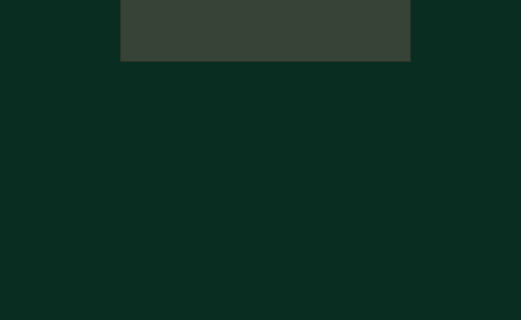
Before: the Qt Designer form ui/newupload.ui in tebuu24/Senu-kolekcionars-2025, drawn with Qt 5; both pictures show x 0 to 521 and y 530 to 850 of the 521 by 850 pixel window.
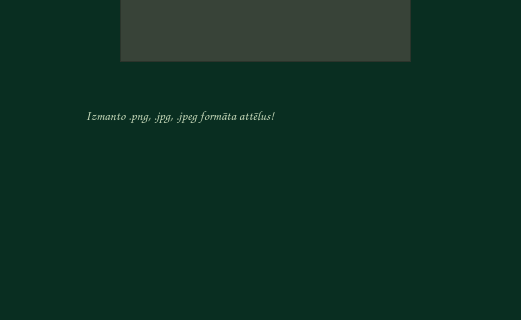
After: the same form once the commit is applied.

Diff of the .ui file:
```diff
--- a/ui/newupload.ui
+++ b/ui/newupload.ui
@@ -2,6 +2,14 @@
 <ui version="4.0">
  <class>MainWindow</class>
  <widget class="QMainWindow" name="MainWindow">
+  <property name="geometry">
+   <rect>
+    <x>0</x>
+    <y>0</y>
+    <width>521</width>
+    <height>850</height>
+   </rect>
+  </property>
   <property name="minimumSize">
    <size>
     <width>521</width>
@@ -52,57 +60,6 @@
 &lt;p align=&quot;center&quot; style=&quot; margin-top:0px; margin-bottom:0px; margin-left:0px; margin-right:0px; -qt-block-indent:0; text-indent:0px;&quot;&gt;&lt;span style=&quot; font-size:14pt; font-weight:600; color:#c7daba;&quot;&gt;Nav izvēlēts fails&lt;/span&gt;&lt;/p&gt;&lt;/body&gt;&lt;/html&gt;</string>
     </property>
    </widget>
-   <widget class="QTextBrowser" name="instructions">
-    <property name="geometry">
-     <rect>
-      <x>80</x>
-      <y>620</y>
-      <width>371</width>
-      <height>91</height>
-     </rect>
-    </property>
-    <property name="minimumSize">
-     <size>
-      <width>1</width>
-      <height>1</height>
-     </size>
-    </property>
-    <property name="maximumSize">
-     <size>
-      <width>371</width>
-      <height>192</height>
-     </size>
-    </property>
-    <property name="font">
-     <font>
-      <pointsize>12</pointsize>
-     </font>
-    </property>
-    <property name="styleSheet">
-     <string notr="true">padding: 70px 0;
-text-align: center;
-color: rgb(199, 218, 186);</string>
-    </property>
-    <property name="locale">
-     <locale language="Latvian" country="Latvia"/>
-    </property>
-    <property name="frameShape">
-     <enum>QFrame::NoFrame</enum>
-    </property>
-    <property name="frameShadow">
-     <enum>QFrame::Plain</enum>
-    </property>
-    <property name="lineWidth">
-     <number>0</number>
-    </property>
-    <property name="html">
-     <string>&lt;!DOCTYPE HTML PUBLIC &quot;-//W3C//DTD HTML 4.0//EN&quot; &quot;http://www.w3.org/TR/REC-html40/strict.dtd&quot;&gt;
-&lt;html&gt;&lt;head&gt;&lt;meta name=&quot;qrichtext&quot; content=&quot;1&quot; /&gt;&lt;style type=&quot;text/css&quot;&gt;
-p, li { white-space: pre-wrap; }
-&lt;/style&gt;&lt;/head&gt;&lt;body style=&quot; font-family:'MS Shell Dlg 2'; font-size:12pt; font-weight:400; font-style:normal;&quot;&gt;
-&lt;p align=&quot;center&quot; style=&quot;-qt-paragraph-type:empty; margin-top:0px; margin-bottom:0px; margin-left:0px; margin-right:0px; -qt-block-indent:0; text-indent:0px;&quot;&gt;&lt;br /&gt;&lt;/p&gt;&lt;/body&gt;&lt;/html&gt;</string>
-    </property>
-   </widget>
    <widget class="QPushButton" name="homebutton">
     <property name="geometry">
      <rect>
@@ -724,7 +681,7 @@
     <property name="geometry">
      <rect>
       <x>60</x>
-      <y>740</y>
+      <y>720</y>
       <width>401</width>
       <height>61</height>
      </rect>
@@ -937,6 +894,199 @@
      <string/>
     </property>
    </widget>
+   <widget class="QLabel" name="instructionlabel_2">
+    <property name="geometry">
+     <rect>
+      <x>80</x>
+      <y>620</y>
+      <width>371</width>
+      <height>51</height>
+     </rect>
+    </property>
+    <property name="minimumSize">
+     <size>
+      <width>261</width>
+      <height>41</height>
+     </size>
+    </property>
+    <property name="maximumSize">
+     <size>
+      <width>43657</width>
+      <height>16777215</height>
+     </size>
+    </property>
+    <property name="palette">
+     <palette>
+      <active>
+       <colorrole role="WindowText">
+        <brush brushstyle="SolidPattern">
+         <color alpha="255">
+          <red>199</red>
+          <green>218</green>
+          <blue>186</blue>
+         </color>
+        </brush>
+       </colorrole>
+       <colorrole role="Button">
+        <brush brushstyle="SolidPattern">
+         <color alpha="255">
+          <red>9</red>
+          <green>46</green>
+          <blue>33</blue>
+         </color>
+        </brush>
+       </colorrole>
+       <colorrole role="Text">
+        <brush brushstyle="SolidPattern">
+         <color alpha="255">
+          <red>199</red>
+          <green>218</green>
+          <blue>186</blue>
+         </color>
+        </brush>
+       </colorrole>
+       <colorrole role="Base">
+        <brush brushstyle="SolidPattern">
+         <color alpha="255">
+          <red>9</red>
+          <green>46</green>
+          <blue>33</blue>
+         </color>
+        </brush>
+       </colorrole>
+       <colorrole role="Window">
+        <brush brushstyle="SolidPattern">
+         <color alpha="255">
+          <red>9</red>
+          <green>46</green>
+          <blue>33</blue>
+         </color>
+        </brush>
+       </colorrole>
+      </active>
+      <inactive>
+       <colorrole role="WindowText">
+        <brush brushstyle="SolidPattern">
+         <color alpha="255">
+          <red>199</red>
+          <green>218</green>
+          <blue>186</blue>
+         </color>
+        </brush>
+       </colorrole>
+       <colorrole role="Button">
+        <brush brushstyle="SolidPattern">
+         <color alpha="255">
+          <red>9</red>
+          <green>46</green>
+          <blue>33</blue>
+         </color>
+        </brush>
+       </colorrole>
+       <colorrole role="Text">
+        <brush brushstyle="SolidPattern">
+         <color alpha="255">
+          <red>199</red>
+          <green>218</green>
+          <blue>186</blue>
+         </color>
+        </brush>
+       </colorrole>
+       <colorrole role="Base">
+        <brush brushstyle="SolidPattern">
+         <color alpha="255">
+          <red>9</red>
+          <green>46</green>
+          <blue>33</blue>
+         </color>
+        </brush>
+       </colorrole>
+       <colorrole role="Window">
+        <brush brushstyle="SolidPattern">
+         <color alpha="255">
+          <red>9</red>
+          <green>46</green>
+          <blue>33</blue>
+         </color>
+        </brush>
+       </colorrole>
+      </inactive>
+      <disabled>
+       <colorrole role="WindowText">
+        <brush brushstyle="SolidPattern">
+         <color alpha="255">
+          <red>120</red>
+          <green>120</green>
+          <blue>120</blue>
+         </color>
+        </brush>
+       </colorrole>
+       <colorrole role="Button">
+        <brush brushstyle="SolidPattern">
+         <color alpha="255">
+          <red>9</red>
+          <green>46</green>
+          <blue>33</blue>
+         </color>
+        </brush>
+       </colorrole>
+       <colorrole role="Text">
+        <brush brushstyle="SolidPattern">
+         <color alpha="255">
+          <red>120</red>
+          <green>120</green>
+          <blue>120</blue>
+         </color>
+        </brush>
+       </colorrole>
+       <colorrole role="Base">
+        <brush brushstyle="SolidPattern">
+         <color alpha="255">
+          <red>9</red>
+          <green>46</green>
+          <blue>33</blue>
+         </color>
+        </brush>
+       </colorrole>
+       <colorrole role="Window">
+        <brush brushstyle="SolidPattern">
+         <color alpha="255">
+          <red>9</red>
+          <green>46</green>
+          <blue>33</blue>
+         </color>
+        </brush>
+       </colorrole>
+      </disabled>
+     </palette>
+    </property>
+    <property name="font">
+     <font>
+      <family>Comic Sans MS</family>
+      <pointsize>10</pointsize>
+      <weight>75</weight>
+      <bold>true</bold>
+     </font>
+    </property>
+    <property name="autoFillBackground">
+     <bool>false</bool>
+    </property>
+    <property name="styleSheet">
+     <string notr="true">text-align: center;</string>
+    </property>
+    <property name="locale">
+     <locale language="Latvian" country="Latvia"/>
+    </property>
+    <property name="text">
+     <string>  Izmanto .png, .jpg, .jpeg formāta attēlus!</string>
+    </property>
+    <property name="wordWrap">
+     <bool>false</bool>
+    </property>
+    <property name="margin">
+     <number>0</number>
+    </property>
+   </widget>
   </widget>
   <widget class="QStatusBar" name="statusbar"/>
  </widget>
```
